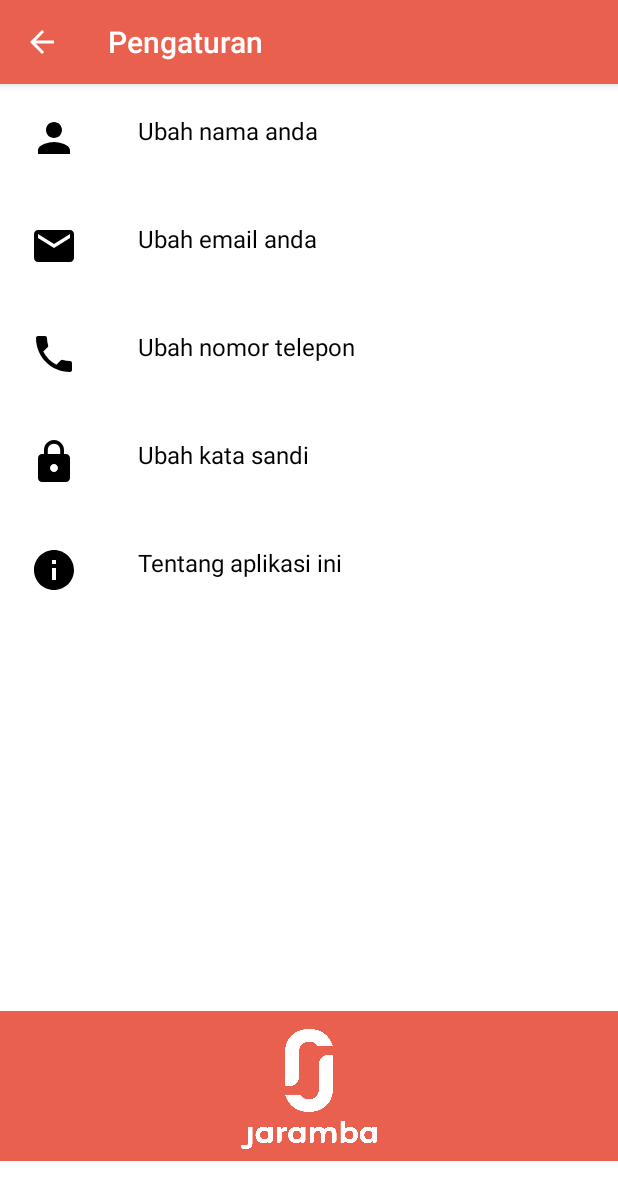
After one commit to AnasNasrull/jaramba-mobile, an Android app: the SettingProfilePage screen opened directly, with no data from a screen before it, on a phone screen of 412 x 824 dp. The commit adds this screen. Shown: the top 1200 px of the screen. Run offline under Robolectric (Android 15) with nearby library versions, the phone set to English and light mode, and no system bars.

Commit message:
update AutoLogin, UI ProfilePage, UI SettingProfilePage

```diff
--- a/app/build.gradle
+++ b/app/build.gradle
@@ -41,6 +41,8 @@ dependencies {
     implementation 'com.google.android.material:material:1.1.0'
     implementation 'com.basgeekball:awesome-validation:4.2'
     implementation 'androidx.cardview:cardview:1.0.0'
+
+    implementation 'de.hdodenhof:circleimageview:3.1.0'
 }
 
 apply plugin: 'com.google.gms.google-services'
--- a/app/src/main/java/com/example/jarambamobile/LoginPage.java
+++ b/app/src/main/java/com/example/jarambamobile/LoginPage.java
@@ -41,7 +41,7 @@ public class LoginPage extends AppCompatActivity {
 
         //check if user is null
         if(firebaseUser != null){
-            startActivity (new Intent(this, HomeActivity.class));
+            startActivity (new Intent(this, ProfilePage.class));
             finish();
         }
     }
@@ -124,7 +124,7 @@ public class LoginPage extends AppCompatActivity {
                             } else {
                                 progressDialog.dismiss();
                                 Toast.makeText(LoginPage.this, "Email dan Password Sesuai", Toast.LENGTH_SHORT).show();
-                                startActivity(new Intent(LoginPage.this, HomeActivity.class));
+                                startActivity(new Intent(LoginPage.this, ProfilePage.class));
                                 finish();
                             }
                         }
--- /dev/null
+++ b/app/src/main/java/com/example/jarambamobile/SettingProfilePage.java
@@ -0,0 +1,25 @@
+package com.example.jarambamobile;
+
+import androidx.appcompat.app.ActionBar;
+import androidx.appcompat.app.AppCompatActivity;
+
+import android.os.Bundle;
+import android.view.View;
+
+public class SettingProfilePage extends AppCompatActivity {
+
+    ActionBar actionBar;
+
+    @Override
+    protected void onCreate(Bundle savedInstanceState) {
+        super.onCreate(savedInstanceState);
+        setContentView(R.layout.activity_setting_profile_page);
+
+        actionBar = getSupportActionBar();
+        actionBar.setTitle("Pengaturan");
+
+    }
+
+    public void changeUsername(View view) {
+    }
+}
--- /dev/null
+++ b/app/src/main/res/drawable/ic_face_black_24dp.xml
@@ -0,0 +1,5 @@
+<vector android:height="60dp" android:tint="#77000000"
+    android:viewportHeight="24.0" android:viewportWidth="24.0"
+    android:width="60dp" xmlns:android="http://schemas.android.com/apk/res/android">
+    <path android:fillColor="#FF000000" android:pathData="M9,11.75c-0.69,0 -1.25,0.56 -1.25,1.25s0.56,1.25 1.25,1.25 1.25,-0.56 1.25,-1.25 -0.56,-1.25 -1.25,-1.25zM15,11.75c-0.69,0 -1.25,0.56 -1.25,1.25s0.56,1.25 1.25,1.25 1.25,-0.56 1.25,-1.25 -0.56,-1.25 -1.25,-1.25zM12,2C6.48,2 2,6.48 2,12s4.48,10 10,10 10,-4.48 10,-10S17.52,2 12,2zM12,20c-4.41,0 -8,-3.59 -8,-8 0,-0.29 0.02,-0.58 0.05,-0.86 2.36,-1.05 4.23,-2.98 5.21,-5.37C11.07,8.33 14.05,10 17.42,10c0.78,0 1.53,-0.09 2.25,-0.26 0.21,0.71 0.33,1.47 0.33,2.26 0,4.41 -3.59,8 -8,8z"/>
+</vector>
--- /dev/null
+++ b/app/src/main/res/drawable/ic_info_black_24dp.xml
@@ -0,0 +1,9 @@
+<vector xmlns:android="http://schemas.android.com/apk/res/android"
+        android:width="24dp"
+        android:height="24dp"
+        android:viewportWidth="24.0"
+        android:viewportHeight="24.0">
+    <path
+        android:fillColor="#FF000000"
+        android:pathData="M12,2C6.48,2 2,6.48 2,12s4.48,10 10,10 10,-4.48 10,-10S17.52,2 12,2zM13,17h-2v-6h2v6zM13,9h-2L11,7h2v2z"/>
+</vector>
--- /dev/null
+++ b/app/src/main/res/drawable/ic_settings_black_48dp.xml
@@ -0,0 +1,5 @@
+<vector android:height="60dp" android:tint="#EA604E"
+    android:viewportHeight="24" android:viewportWidth="24"
+    android:width="60dp" xmlns:android="http://schemas.android.com/apk/res/android">
+    <path android:fillColor="#FF000000" android:pathData="M19.1,12.9a2.8,2.8 0,0 0,0.1 -0.9,2.8 2.8,0 0,0 -0.1,-0.9l2.1,-1.6a0.7,0.7 0,0 0,0.1 -0.6L19.4,5.5a0.7,0.7 0,0 0,-0.6 -0.2l-2.4,1a6.5,6.5 0,0 0,-1.6 -0.9l-0.4,-2.6a0.5,0.5 0,0 0,-0.5 -0.4H10.1a0.5,0.5 0,0 0,-0.5 0.4L9.3,5.4a5.6,5.6 0,0 0,-1.7 0.9l-2.4,-1a0.4,0.4 0,0 0,-0.5 0.2l-2,3.4c-0.1,0.2 0,0.4 0.2,0.6l2,1.6a2.8,2.8 0,0 0,-0.1 0.9,2.8 2.8,0 0,0 0.1,0.9L2.8,14.5a0.7,0.7 0,0 0,-0.1 0.6l1.9,3.4a0.7,0.7 0,0 0,0.6 0.2l2.4,-1a6.5,6.5 0,0 0,1.6 0.9l0.4,2.6a0.5,0.5 0,0 0,0.5 0.4h3.8a0.5,0.5 0,0 0,0.5 -0.4l0.3,-2.6a5.6,5.6 0,0 0,1.7 -0.9l2.4,1a0.4,0.4 0,0 0,0.5 -0.2l2,-3.4c0.1,-0.2 0,-0.4 -0.2,-0.6ZM12,15.6A3.6,3.6 0,1 1,15.6 12,3.6 3.6,0 0,1 12,15.6Z"/>
+</vector>
--- /dev/null
+++ b/app/src/main/res/layout/activity_setting_profile_page.xml
@@ -0,0 +1,167 @@
+<?xml version="1.0" encoding="utf-8"?>
+<RelativeLayout xmlns:android="http://schemas.android.com/apk/res/android"
+    xmlns:app="http://schemas.android.com/apk/res-auto"
+    xmlns:tools="http://schemas.android.com/tools"
+    android:layout_width="match_parent"
+    android:layout_height="match_parent"
+    android:background="@android:color/white"
+    tools:context=".SettingProfilePage">
+
+
+    <RelativeLayout
+        android:id="@+id/rellay_change_username"
+        android:layout_width="match_parent"
+        android:layout_height="wrap_content"
+        android:onClick="changeUsername"
+        tools:ignore="OnClick">
+
+        <ImageView
+            android:id="@+id/icon_username"
+            android:layout_width="32dp"
+            android:layout_height="32dp"
+            android:src="@drawable/ic_person_black_24dp"
+            android:layout_margin="20dp"
+            android:contentDescription="@string/image" />
+
+        <TextView
+            android:layout_width="match_parent"
+            android:layout_height="wrap_content"
+            android:layout_marginStart="20dp"
+            android:layout_marginTop="20dp"
+            android:layout_marginEnd="20dp"
+            android:layout_toEndOf="@+id/icon_username"
+            android:text="Ubah nama anda"
+            android:textColor="@android:color/black"
+            android:textSize="16sp" />
+
+    </RelativeLayout>
+
+    <RelativeLayout
+        android:id="@+id/rellay_change_email"
+        android:layout_width="match_parent"
+        android:layout_height="wrap_content"
+        android:layout_below="@+id/rellay_change_username"
+        android:onClick="changeUsername"
+        tools:ignore="OnClick">
+
+        <ImageView
+            android:id="@+id/icon_email"
+            android:layout_width="32dp"
+            android:layout_height="32dp"
+            android:src="@drawable/ic_email_black_24dp"
+            android:layout_margin="20dp"
+            android:contentDescription="@string/image" />
+
+        <TextView
+            android:layout_width="match_parent"
+            android:layout_height="wrap_content"
+            android:layout_toEndOf="@+id/icon_email"
+            android:text="Ubah email anda"
+            android:layout_margin="20dp"
+            android:textSize="16sp"
+            android:textColor="@android:color/black" />
+
+    </RelativeLayout>
+
+    <RelativeLayout
+        android:id="@+id/rellay_change_phone"
+        android:layout_width="match_parent"
+        android:layout_height="wrap_content"
+        android:layout_below="@+id/rellay_change_email"
+        android:onClick="changeUsername"
+        tools:ignore="OnClick">
+
+        <ImageView
+            android:id="@+id/icon_phone"
+            android:layout_width="32dp"
+            android:layout_height="32dp"
+            android:src="@drawable/ic_local_phone_black_24dp"
+            android:layout_margin="20dp"
+            android:contentDescription="@string/image" />
+
+        <TextView
+            android:layout_width="match_parent"
+            android:layout_height="wrap_content"
+            android:layout_toEndOf="@+id/icon_phone"
+            android:text="Ubah nomor telepon"
+            android:layout_margin="20dp"
+            android:textSize="16sp"
+            android:textColor="@android:color/black" />
+
+    </RelativeLayout>
+
+    <RelativeLayout
+        android:id="@+id/rellay_change_password"
+        android:layout_width="match_parent"
+        android:layout_height="wrap_content"
+        android:layout_below="@+id/rellay_change_phone"
+        android:onClick="changeUsername"
+        tools:ignore="OnClick">
+
+        <ImageView
+            android:id="@+id/icon_password"
+            android:layout_width="32dp"
+            android:layout_height="32dp"
+            android:src="@drawable/ic_lock_black_24dp"
+            android:layout_margin="20dp"
+            android:contentDescription="@string/image" />
+
+        <TextView
+            android:layout_width="match_parent"
+            android:layout_height="wrap_content"
+            android:layout_toEndOf="@+id/icon_password"
+            android:text="Ubah kata sandi"
+            android:layout_margin="20dp"
+            android:textSize="16sp"
+            android:textColor="@android:color/black" />
+
+    </RelativeLayout>
+
+    <RelativeLayout
+        android:id="@+id/rellay_about_apps"
+        android:layout_width="match_parent"
+        android:layout_height="wrap_content"
+        android:layout_below="@+id/rellay_change_password"
+        android:onClick="changeUsername"
+        tools:ignore="OnClick">
+
+        <ImageView
+            android:id="@+id/icon_about_app"
+            android:layout_width="32dp"
+            android:layout_height="32dp"
+            android:src="@drawable/ic_info_black_24dp"
+            android:layout_margin="20dp"
+            android:contentDescription="@string/image" />
+
+        <TextView
+            android:layout_width="match_parent"
+            android:layout_height="wrap_content"
+            android:layout_toEndOf="@+id/icon_about_app"
+            android:text="Tentang aplikasi ini"
+            android:layout_margin="20dp"
+            android:textSize="16sp"
+            android:textColor="@android:color/black" />
+
+    </RelativeLayout>
+
+
+    <RelativeLayout
+        android:layout_width="match_parent"
+        android:layout_height="100dp"
+        android:background="@color/colorPrimary"
+        android:layout_alignParentBottom="true"
+        android:layout_marginBottom="50dp">
+
+        <ImageView
+            android:id="@+id/logo_white"
+            android:layout_width="wrap_content"
+            android:layout_height="80dp"
+            android:layout_marginTop="12dp"
+            android:src="@drawable/logo08" />
+
+    </RelativeLayout>
+
+
+
+
+</RelativeLayout>
--- a/app/src/main/res/values/strings.xml
+++ b/app/src/main/res/values/strings.xml
@@ -26,4 +26,6 @@
     <string name="invalid_number">Maaf, nomor tidak valid</string>
     <string name="silahkan_tunggu">Silahkan tunggu</string>
     <string name="title_activity_trip_user">Map</string>
+    <string name="edit_profil">Ganti foto</string>
+    <string name="logout">Logout</string>
 </resources>
--- a/app/src/main/res/values/styles.xml
+++ b/app/src/main/res/values/styles.xml
@@ -15,4 +15,11 @@
         <item name="colorAccent">@color/colorAccent</item>
     </style>
 
+    <style name="AppTheme3" parent="Theme.AppCompat.Light.DarkActionBar">
+        <!-- Customize your theme here. -->
+        <item name="colorPrimary">@color/colorPrimary</item>
+        <item name="colorPrimaryDark">@color/colorPrimaryDark</item>
+        <item name="colorAccent">@color/colorAccent</item>
+    </style>
+
 </resources>
```
Also changed, not shown: app/src/main/AndroidManifest.xml (+14 -8 lines), app/src/main/java/com/example/jarambamobile/ProfilePage.java (added, +95 -0 lines), app/src/main/res/layout/activity_profile_page.xml (added, +105 -0 lines), app/src/main/res/drawable/logo08.png (added).
